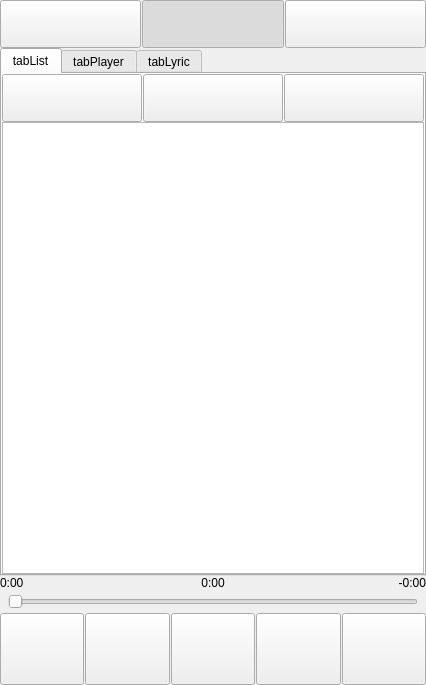
Above: OnePlayer.ui from Maxwell-Lyu/OnePlayer before the change. Below: the same form after it.
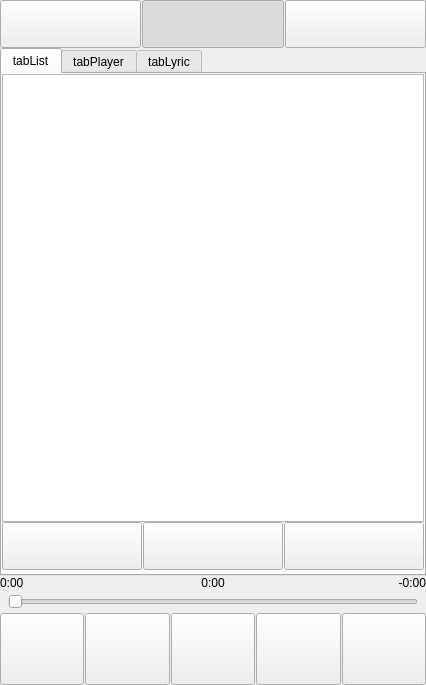
That is the form after the change. The open tabs and pages were chosen to show the change. Icons and pictures are not drawn. Custom widgets are drawn as their Qt base class.

Commit message: add: better list

The edit to the form file:
```diff
--- a/OnePlayer.ui
+++ b/OnePlayer.ui
@@ -200,7 +200,7 @@
             <number>0</number>
            </property>
            <property name="bottomMargin">
-            <number>0</number>
+            <number>4</number>
            </property>
            <property name="horizontalSpacing">
             <number>1</number>
@@ -277,7 +277,7 @@
              </property>
             </widget>
            </item>
-           <item row="3" column="0" colspan="3">
+           <item row="0" column="0" colspan="3">
             <widget class="QListWidget" name="listMusic"/>
            </item>
           </layout>
```
Left out of the diff: 2 changed lines with no effect on the pictures. The commit also changes 1 other file.
